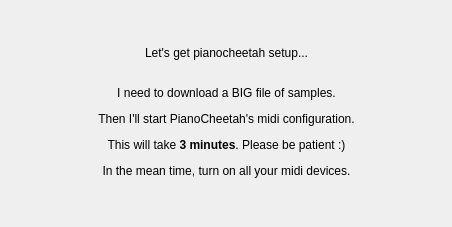
Stephen-Hazel/PianoCheetah, file initme/rc/initme.ui: the form before one commit.
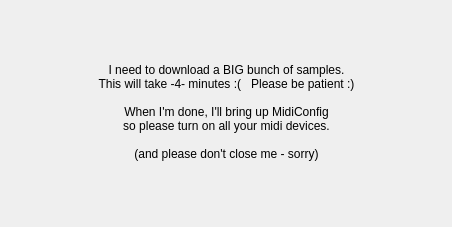
The form after the commit.

Commit message: initme keeps window open and default sizes a little bigger

```diff
--- a/initme/rc/initme.ui
+++ b/initme/rc/initme.ui
@@ -24,7 +24,13 @@
      </rect>
     </property>
     <property name="text">
-     <string>&lt;html&gt;&lt;head/&gt;&lt;body&gt;&lt;p align=&quot;center&quot;&gt;Let's get pianocheetah setup...&lt;br/&gt;&lt;/p&gt;&lt;p&gt;I need to download a BIG file of samples.&lt;/p&gt;&lt;p&gt;Then I'll start PianoCheetah's midi configuration.&lt;/p&gt;&lt;p&gt;This will take &lt;span style=&quot; font-weight:700;&quot;&gt;3 minutes&lt;/span&gt;. Please be patient :)&lt;/p&gt;&lt;p&gt;In the mean time, turn on all your midi devices.&lt;/p&gt;&lt;/body&gt;&lt;/html&gt;</string>
+     <string>I need to download a BIG bunch of samples.
+This will take -4- minutes :(   Please be patient :)
+
+When I'm done, I'll bring up MidiConfig
+so please turn on all your midi devices.
+
+(and please don't close me - sorry)</string>
     </property>
     <property name="textFormat">
      <enum>Qt::AutoText</enum>
```
The commit also changes 5 other files.
